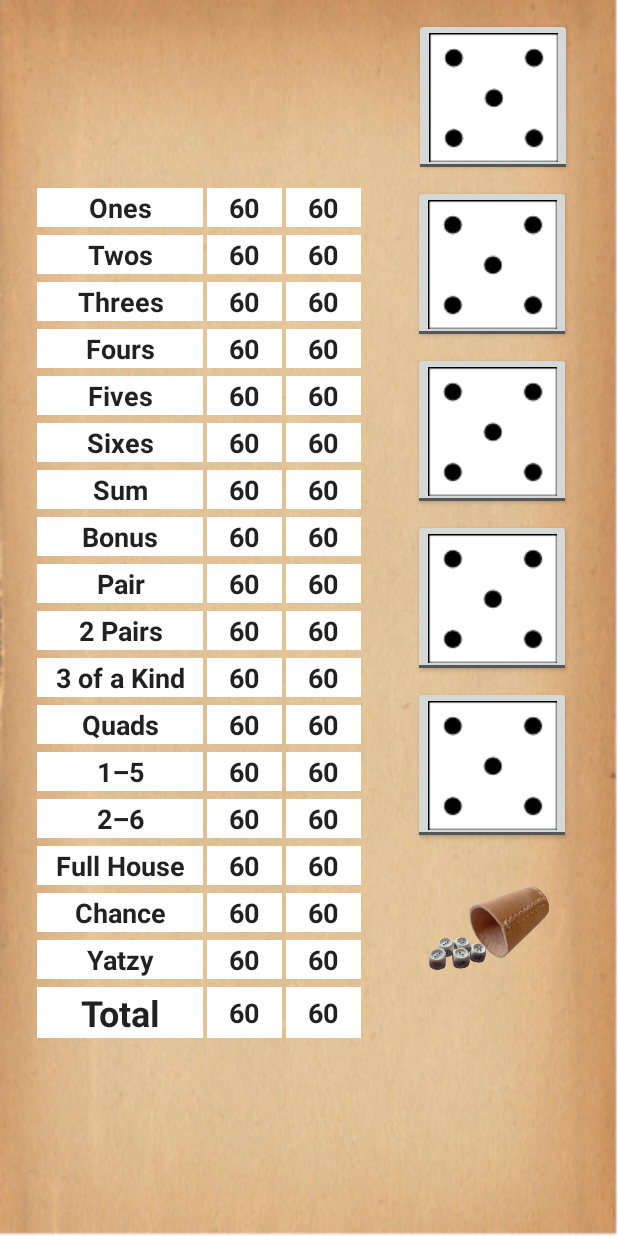
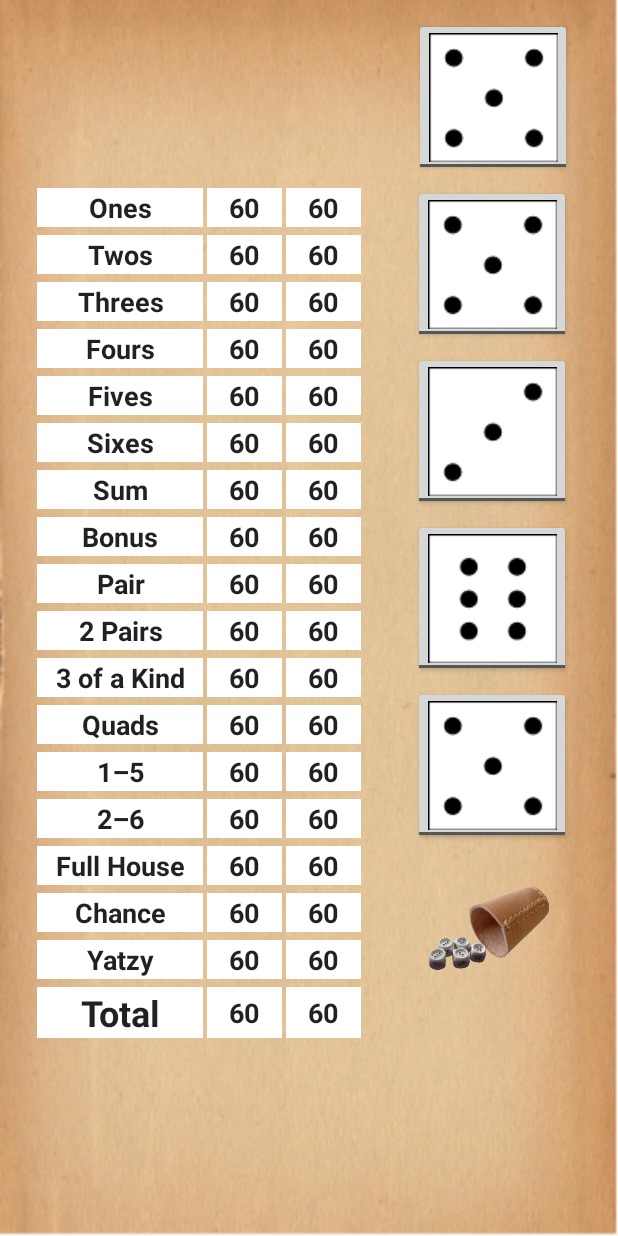
Before and after one commit to OskarSammalisto/Yatzy_Oskar_Sammalisto_2, an Android app: the MainActivity screen opened directly, with no data from a screen before it, after a tap on an icon or button, on a phone screen of 412 x 824 dp. Run offline under Robolectric (Android 15) with nearby library versions, the phone set to English and light mode, and no system bars.

Commit message:
random på alla dice

```diff
--- a/app/src/main/java/com/example/oskar/yatzy_oskar_sammalisto/MainActivity.java
+++ b/app/src/main/java/com/example/oskar/yatzy_oskar_sammalisto/MainActivity.java
@@ -26,30 +26,63 @@ public class MainActivity extends AppCompatActivity {
         int[] throwArray = DiceRoller.diceRoller();
 
 
-        ToggleButton buttonOne = (ToggleButton) findViewById(R.id.toggleButtonDiceOne);
-        if(throwArray[1] == 1)
-        buttonOne.setCompoundDrawablesWithIntrinsicBounds(null, getResources().getDrawable(R.drawable.dice_one), null,null);
+        ToggleButton buttonOne =  findViewById(R.id.toggleButtonDiceOne);
+        ToggleButton buttonTwo =  findViewById(R.id.toggleButtonDiceTwo);
+        ToggleButton buttonThree = findViewById(R.id.toggleButtonDiceThree);
+        ToggleButton buttonFour =  findViewById(R.id.toggleButtonDiceFour);
+        ToggleButton buttonFive =  findViewById(R.id.toggleButtonDiceFive);
 
-        else if (throwArray[1] == 2)
-            buttonOne.setCompoundDrawablesWithIntrinsicBounds(null, getResources().getDrawable(R.drawable.dice_two), null,null);
+        ToggleButton[] buttonArray = {buttonOne, buttonTwo, buttonThree, buttonFour, buttonFive};
 
-        else if(throwArray[1] == 3)
-            buttonOne.setCompoundDrawablesWithIntrinsicBounds(null, getResources().getDrawable(R.drawable.dice_three), null,null);
+        for(int i = 0; i < buttonArray.length; i++){
+            if(!buttonArray[i].isChecked()){
+                if (throwArray[i] == 1)
+                    buttonArray[i].setCompoundDrawablesWithIntrinsicBounds(null, getResources().getDrawable(R.drawable.dice_one), null, null);
 
-        else if(throwArray[1] == 4)
-            buttonOne.setCompoundDrawablesWithIntrinsicBounds(null, getResources().getDrawable(R.drawable.dice_four), null,null);
+                else if (throwArray[i] == 2)
+                    buttonArray[i].setCompoundDrawablesWithIntrinsicBounds(null, getResources().getDrawable(R.drawable.dice_two), null, null);
 
-        else if(throwArray[1] == 5)
-            buttonOne.setCompoundDrawablesWithIntrinsicBounds(null, getResources().getDrawable(R.drawable.dice_five), null,null);
+                else if (throwArray[i] == 3)
+                    buttonArray[i].setCompoundDrawablesWithIntrinsicBounds(null, getResources().getDrawable(R.drawable.dice_three), null, null);
 
-        else if(throwArray[1] == 6)
-            buttonOne.setCompoundDrawablesWithIntrinsicBounds(null, getResources().getDrawable(R.drawable.dice_six), null,null);
+                else if (throwArray[i] == 4)
+                    buttonArray[i].setCompoundDrawablesWithIntrinsicBounds(null, getResources().getDrawable(R.drawable.dice_four), null, null);
 
-        else
-            buttonOne.setCompoundDrawablesWithIntrinsicBounds(null, getResources().getDrawable(R.drawable.dice_six_selected), null,null);
-        //buttonOne.setDrawableTop
+                else if (throwArray[i] == 5)
+                    buttonArray[i].setCompoundDrawablesWithIntrinsicBounds(null, getResources().getDrawable(R.drawable.dice_five), null, null);
 
+                else if (throwArray[i] == 6)
+                    buttonArray[i].setCompoundDrawablesWithIntrinsicBounds(null, getResources().getDrawable(R.drawable.dice_six), null, null);
 
+                else
+                    buttonArray[i].setCompoundDrawablesWithIntrinsicBounds(null, getResources().getDrawable(R.drawable.dice_six_selected), null, null);
+            }
+        }
+
+//        if(!buttonOne.isChecked()) {
+//            if (throwArray[1] == 1)
+//                buttonOne.setCompoundDrawablesWithIntrinsicBounds(null, getResources().getDrawable(R.drawable.dice_one), null, null);
+//
+//            else if (throwArray[1] == 2)
+//                buttonOne.setCompoundDrawablesWithIntrinsicBounds(null, getResources().getDrawable(R.drawable.dice_two), null, null);
+//
+//            else if (throwArray[1] == 3)
+//                buttonOne.setCompoundDrawablesWithIntrinsicBounds(null, getResources().getDrawable(R.drawable.dice_three), null, null);
+//
+//            else if (throwArray[1] == 4)
+//                buttonOne.setCompoundDrawablesWithIntrinsicBounds(null, getResources().getDrawable(R.drawable.dice_four), null, null);
+//
+//            else if (throwArray[1] == 5)
+//                buttonOne.setCompoundDrawablesWithIntrinsicBounds(null, getResources().getDrawable(R.drawable.dice_five), null, null);
+//
+//            else if (throwArray[1] == 6)
+//                buttonOne.setCompoundDrawablesWithIntrinsicBounds(null, getResources().getDrawable(R.drawable.dice_six), null, null);
+//
+//            else
+//                buttonOne.setCompoundDrawablesWithIntrinsicBounds(null, getResources().getDrawable(R.drawable.dice_six_selected), null, null);
+//            //buttonOne.setDrawableTop
+//
+//        }
 
 
         // Log.d("throw", "throw");
--- a/app/src/main/res/layout/activity_main.xml
+++ b/app/src/main/res/layout/activity_main.xml
@@ -1291,7 +1291,7 @@
         app:layout_constraintEnd_toEndOf="parent"
         app:layout_constraintHorizontal_bias="0.88"
         app:layout_constraintStart_toStartOf="parent"
-        app:layout_constraintTop_toBottomOf="@+id/toggleButtonDiveFive"
+        app:layout_constraintTop_toBottomOf="@+id/toggleButtonDiceFive"
         app:srcCompat="@drawable/dice_cup" />
 
     <!--<ImageButton-->
@@ -1433,7 +1433,7 @@
         app:layout_constraintTop_toBottomOf="@+id/toggleButtonDiceThree" />
 
     <ToggleButton
-        android:id="@+id/toggleButtonDiveFive"
+        android:id="@+id/toggleButtonDiceFive"
         android:layout_width="105dp"
         android:layout_height="105dp"
         android:layout_marginStart="8dp"
```
